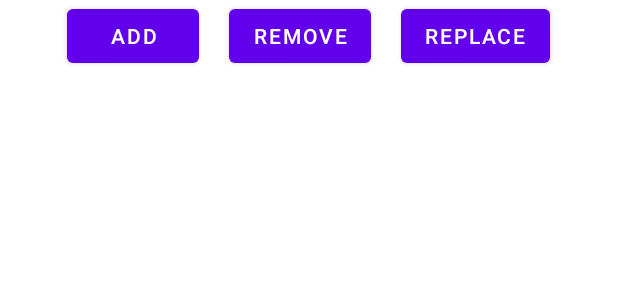
After one commit to sunnyswag/AndroidStarter, an Android app: the layout fragment_dynamic_container.xml on its own in the app's theme, with its tools: preview values and no code run, on a phone screen of 412 x 824 dp. The commit adds this screen. Shown: the top 300 px of the screen. Run offline under Robolectric (Android 15) with nearby library versions, the phone set to English and light mode, and no system bars.

Commit message:
finish dynamic fragment

```diff
--- /dev/null
+++ b/FragmentStarter/app/src/main/res/layout/fragment_dynamic_container.xml
@@ -0,0 +1,52 @@
+<?xml version="1.0" encoding="utf-8"?>
+<LinearLayout xmlns:android="http://schemas.android.com/apk/res/android"
+    android:orientation="vertical"
+    android:layout_width="match_parent"
+    android:layout_height="match_parent">
+
+    <LinearLayout
+        android:layout_width="match_parent"
+        android:layout_height="wrap_content"
+        android:gravity="center">
+
+        <Button
+            android:id="@+id/add"
+            android:layout_width="wrap_content"
+            android:layout_height="wrap_content"
+            android:text="ADD" />
+
+        <Button
+            android:id="@+id/remove"
+            android:layout_width="wrap_content"
+            android:layout_height="wrap_content"
+            android:layout_marginLeft="20dp"
+            android:text="REMOVE" />
+
+        <Button
+            android:id="@+id/replace"
+            android:layout_width="wrap_content"
+            android:layout_height="wrap_content"
+            android:layout_marginLeft="20dp"
+            android:text="REPLACE" />
+
+    </LinearLayout>
+
+    <LinearLayout
+        android:id="@+id/fragment_add_container"
+        android:layout_marginTop="20dp"
+        android:layout_gravity="center"
+        android:gravity="center"
+        android:layout_width="match_parent"
+        android:layout_height="wrap_content"
+        android:orientation="vertical" />
+
+    <LinearLayout
+        android:id="@+id/fragment_replace_container"
+        android:layout_marginTop="20dp"
+        android:layout_gravity="center"
+        android:gravity="center"
+        android:layout_width="match_parent"
+        android:layout_height="wrap_content"
+        android:orientation="vertical" />
+
+</LinearLayout>
--- a/FragmentStarter/app/src/main/res/layout/fragment_static.xml
+++ b/FragmentStarter/app/src/main/res/layout/fragment_item.xml
@@ -1,6 +1,7 @@
 <?xml version="1.0" encoding="utf-8"?>
 <LinearLayout xmlns:android="http://schemas.android.com/apk/res/android"
     android:orientation="vertical"
+    android:gravity="center"
     android:layout_width="match_parent"
     android:layout_height="match_parent">
 
@@ -9,6 +10,7 @@
         android:layout_width="wrap_content"
         android:layout_height="wrap_content"
         android:layout_margin="10dp"
+        android:gravity="center"
         android:textSize="@dimen/text_size"
         android:text="@string/static_fragment_text" />
 
```
Also changed, not shown: FragmentStarter/app/src/main/java/com/demo/fragmentstarter/MainActivity.kt (+3 -9 lines), FragmentStarter/app/src/main/java/com/demo/fragmentstarter/ViewPagerAdapter.kt (added, +28 -0 lines), FragmentStarter/app/src/main/java/com/demo/fragmentstarter/fragment/DynamicFragmentContainer.kt (added, +67 -0 lines), FragmentStarter/app/src/main/java/com/demo/fragmentstarter/fragment/FragmentItem.kt (renamed from FragmentStarter/app/src/main/java/com/demo/fragmentstarter/fragment/StaticFragment.kt, +6 -2 lines), FragmentStarter/app/src/main/java/com/demo/fragmentstarter/fragment/StaticFragmentContainer.kt (added, +32 -0 lines), FragmentStarter/app/src/main/res/layout/activity_main.xml (+5 -21 lines), FragmentStarter/app/src/main/res/layout/fragment_static_container.xml (added, +23 -0 lines), 1 other file.
